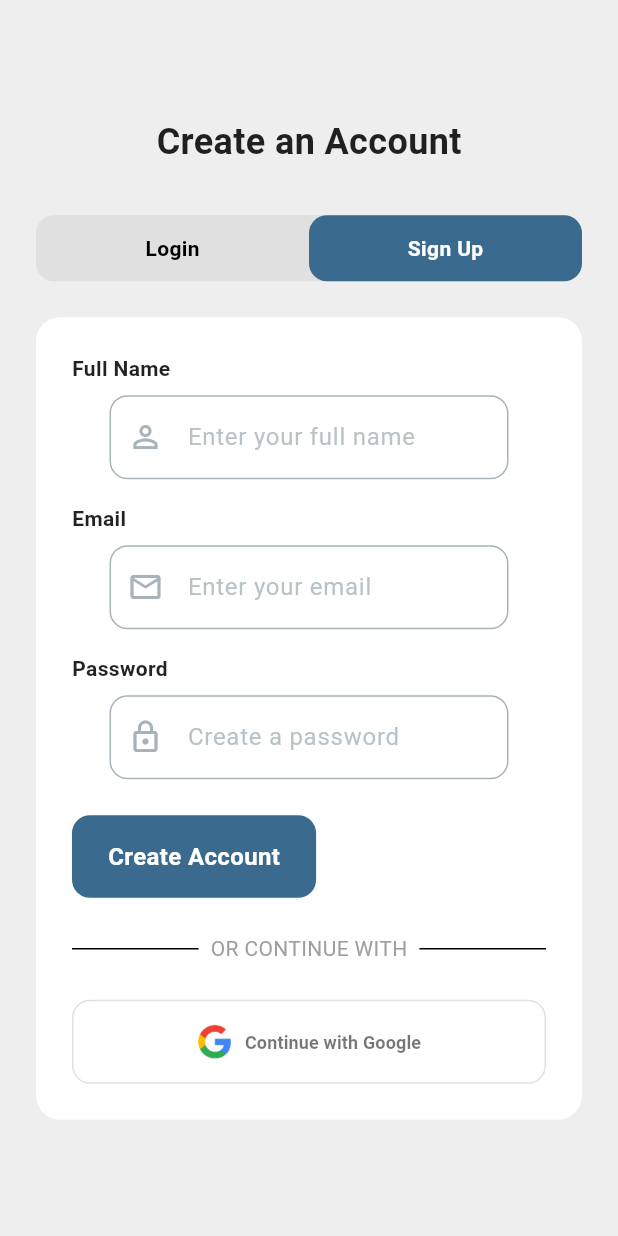
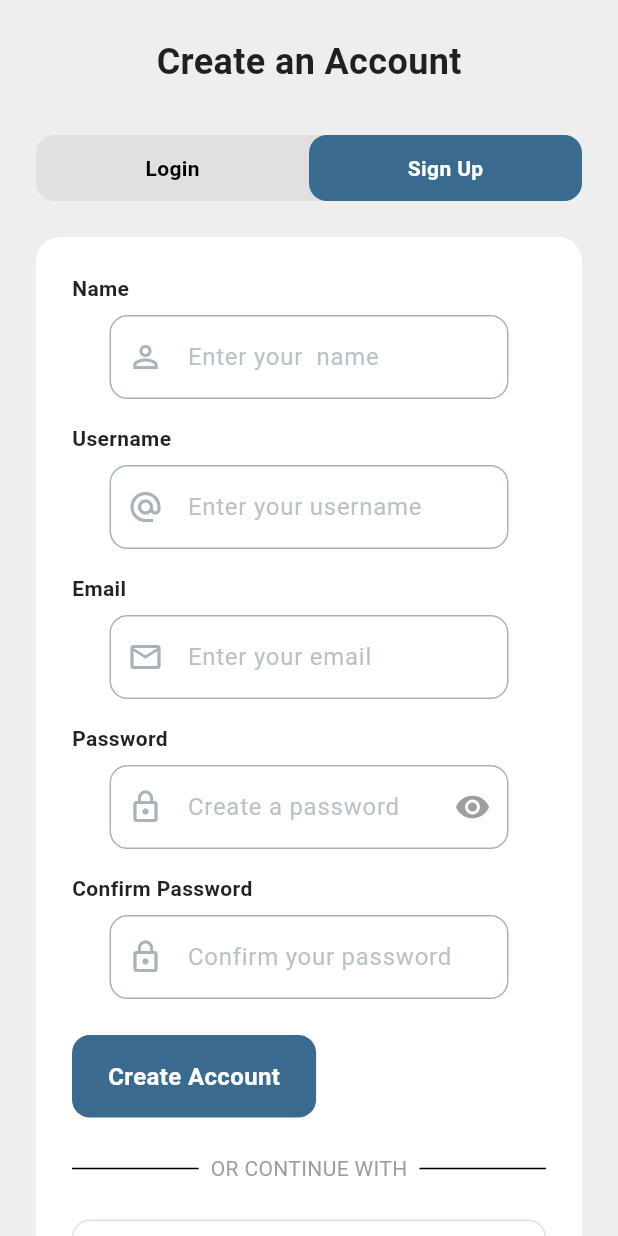
Before and after one commit to RealEskalate/G6-EthioGuide, a Flutter app: the AuthScreenView screen opened directly, after a tap on "Sign Up", on a phone screen of 412 x 824 dp. Run offline on Flutter 3.47's test engine with Material 3 defaults, Android fonts, the phone set to English and light mode, and no system bars; our stand-ins replace bloc, dartz, dio, equatable, flutter_bloc, flutter_secure_storage and 4 more; accounts and stored records are empty.

Commit message:
signup and login password textfeild edited

```diff
--- a/ethioguide/lib/core/components/textfield.dart
+++ b/ethioguide/lib/core/components/textfield.dart
@@ -11,6 +11,7 @@ class customTextField extends StatelessWidget {
   final double? width;
   final double? height;
   final double borderRadius;
+  final Widget? suffixIcon;
 
   const customTextField({super.key,
     required this.hintText,
@@ -20,7 +21,8 @@ class customTextField extends StatelessWidget {
     this.keyboardType,
     this.width,
     this.height,
-    this.borderRadius = 12.0,});
+    this.borderRadius = 12.0,
+    this.suffixIcon,});
 
   @override
   Widget build(BuildContext context) {
@@ -54,6 +56,7 @@ class customTextField extends StatelessWidget {
                     color: AppColors.graycolor,
                   )
                 : null,
+                suffixIcon: suffixIcon,
           ),
         ),
       ),
--- a/ethioguide/lib/features/authentication/presentation/widgets/login_view.dart
+++ b/ethioguide/lib/features/authentication/presentation/widgets/login_view.dart
@@ -49,8 +49,18 @@ class LoginView extends StatelessWidget {
                   return customTextField(
                     hintText: "Enter your password",
                     controller: passwordController,
+                    prefixIcon: Icons.lock_outline,
                     obscureText: !state.isPasswordVisible,
-                    prefixIcon: Icons.lock_outline,
+                    suffixIcon: IconButton(
+                      icon: Icon(
+                        state.isPasswordVisible ? Icons.visibility_off : Icons.visibility,
+                        color: Colors.grey,
+                      ),
+                      onPressed: () {
+                        // Dispatch the event to toggle the state in the BLoC
+                        context.read<AuthBloc>().add(PasswordVisibilityToggled());
+                      },
+                    ),
                   );
                 },
               ),
--- a/ethioguide/lib/features/authentication/presentation/widgets/signup_view.dart
+++ b/ethioguide/lib/features/authentication/presentation/widgets/signup_view.dart
@@ -15,8 +15,10 @@ class SignUpView extends StatelessWidget {
   @override
   Widget build(BuildContext context) {
     final nameController = TextEditingController();
+    final usernameController = TextEditingController();
     final emailController = TextEditingController();
     final passwordController = TextEditingController();
+    final confirmPasswordController = TextEditingController();
 
     return Column(
       key: const ValueKey('signUpView'),
@@ -32,18 +34,60 @@ class SignUpView extends StatelessWidget {
           child: Column(
             crossAxisAlignment: CrossAxisAlignment.start,
             children: [
-              const Text("Full Name", style: TextStyle(fontWeight: FontWeight.bold)),
+              const Text("Name", style: TextStyle(fontWeight: FontWeight.bold)),
               const SizedBox(height: 8),
-              customTextField(hintText: "Enter your full name", controller: nameController, prefixIcon: Icons.person_outline),
+              customTextField(hintText: "Enter your  name", controller: nameController, prefixIcon: Icons.person_outline),
               const SizedBox(height: 16),
-              // Add Email and Password fields similar to LoginView
+
+               const Text("Username", style: TextStyle(fontWeight: FontWeight.bold)),
+              const SizedBox(height: 8),
+              customTextField(hintText: "Enter your username", controller: usernameController, prefixIcon: Icons.alternate_email),
+
+              const SizedBox(height: 16),
+
               const Text("Email", style: TextStyle(fontWeight: FontWeight.bold)),
               const SizedBox(height: 8),
               customTextField(hintText: "Enter your email", controller: emailController, prefixIcon: Icons.email_outlined),
                const SizedBox(height: 16),
               const Text("Password", style: TextStyle(fontWeight: FontWeight.bold)),
               const SizedBox(height: 8),
-              customTextField(hintText: "Create a password", controller: passwordController, prefixIcon: Icons.lock_outline, obscureText: true),
+
+               BlocBuilder<AuthBloc, AuthState>(
+                builder: (context, state) {
+                  return customTextField(
+                    hintText: "Create a password",
+                    controller: passwordController,
+                    prefixIcon: Icons.lock_outline,
+                    obscureText: !state.isPasswordVisible,
+                    suffixIcon: IconButton(
+                      icon: Icon(
+                        state.isPasswordVisible ? Icons.visibility_off : Icons.visibility,
+                        color: Colors.grey,
+                      ),
+                      onPressed: () {
+                        context.read<AuthBloc>().add(PasswordVisibilityToggled());
+                      },
+                    ),
+                  );
+                },
+              ),
+
+               const SizedBox(height: 16),
+
+              // ADDED: Confirm Password field
+              const Text("Confirm Password", style: TextStyle(fontWeight: FontWeight.bold)),
+              const SizedBox(height: 8),
+              BlocBuilder<AuthBloc, AuthState>(
+                builder: (context, state) {
+                   return customTextField(
+                    hintText: "Confirm your password",
+                    controller: confirmPasswordController,
+                    prefixIcon: Icons.lock_outline,
+                    obscureText: !state.isPasswordVisible,
+                  );
+                },
+              ),
+
               const SizedBox(height: 24),
               BlocBuilder<AuthBloc, AuthState>(
                 builder: (context, state) {
```
